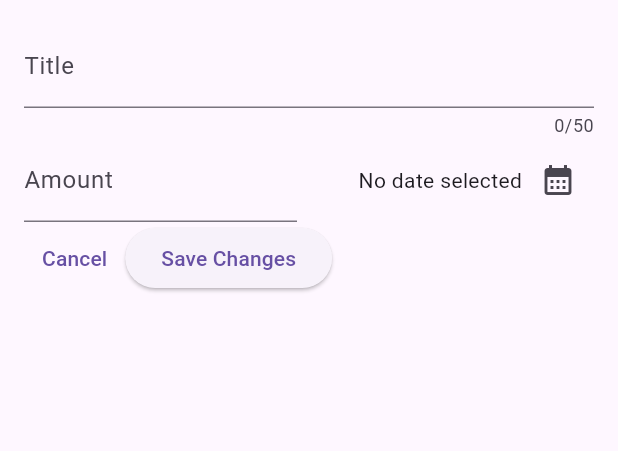
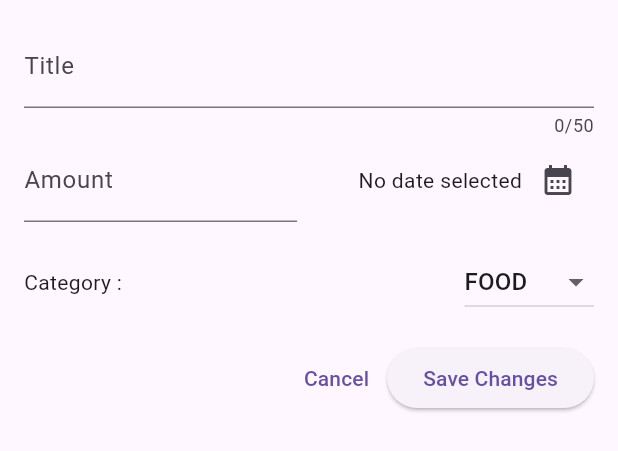
Before and after one commit to Harun1804/mobile-expense-trackeer, a Flutter app: the NewExpense widget shown alone on an empty page, opened directly, on a phone screen of 412 x 824 dp. Shown: the top 451 px of the screen. Run offline on Flutter 3.47's test engine with Material 2 defaults, Android fonts, the phone set to English and light mode, and no system bars.

Commit message:
Add dropdown

```diff
--- a/lib/widgets/new_expense.dart
+++ b/lib/widgets/new_expense.dart
@@ -12,6 +12,7 @@
   final _titleController = TextEditingController();
   final _amountController = TextEditingController();
   DateTime? _selectedDate;
+  Category _selectedCategory = Category.food;
 
   void _presentDatePicker() async {
     final now = DateTime.now();
@@ -78,7 +79,33 @@
                 )
               ],
             ),
+            const SizedBox(height: 16,),
             Row(
+              mainAxisAlignment: MainAxisAlignment.spaceBetween,
+              children: [
+                const Text('Category : '),
+                const SizedBox(width: 16,),
+                DropdownButton(
+                    value: _selectedCategory,
+                    items: Category.values.map(
+                            (category) => DropdownMenuItem(
+                            value: category,
+                            child: Text(category.name.toUpperCase())
+                        )
+                    ).toList(),
+                    onChanged: (value){
+                      if(value == null) {
+                        return;
+                      }
+                      setState(() {
+                        _selectedCategory = value;
+                      });
+                    }
+                )
+            ],),
+            const SizedBox(height: 16,),
+            Row(
+              mainAxisAlignment: MainAxisAlignment.end,
               children: [
                 TextButton(onPressed: (){
                   Navigator.pop(context);
```
